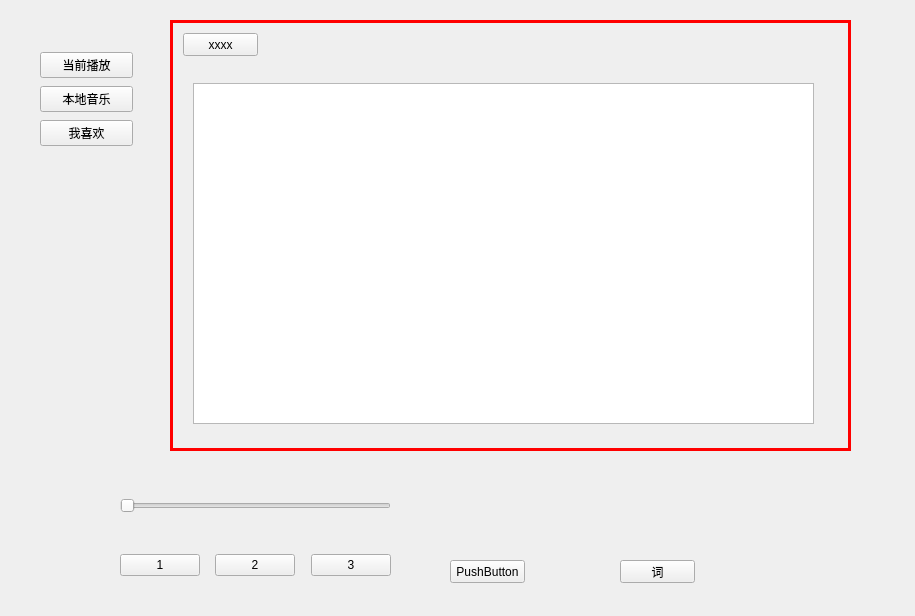
This is qtmusic/mainwidget.ui in jianba/qtmusic as Qt 5 draws it before an edit. The edited form follows.
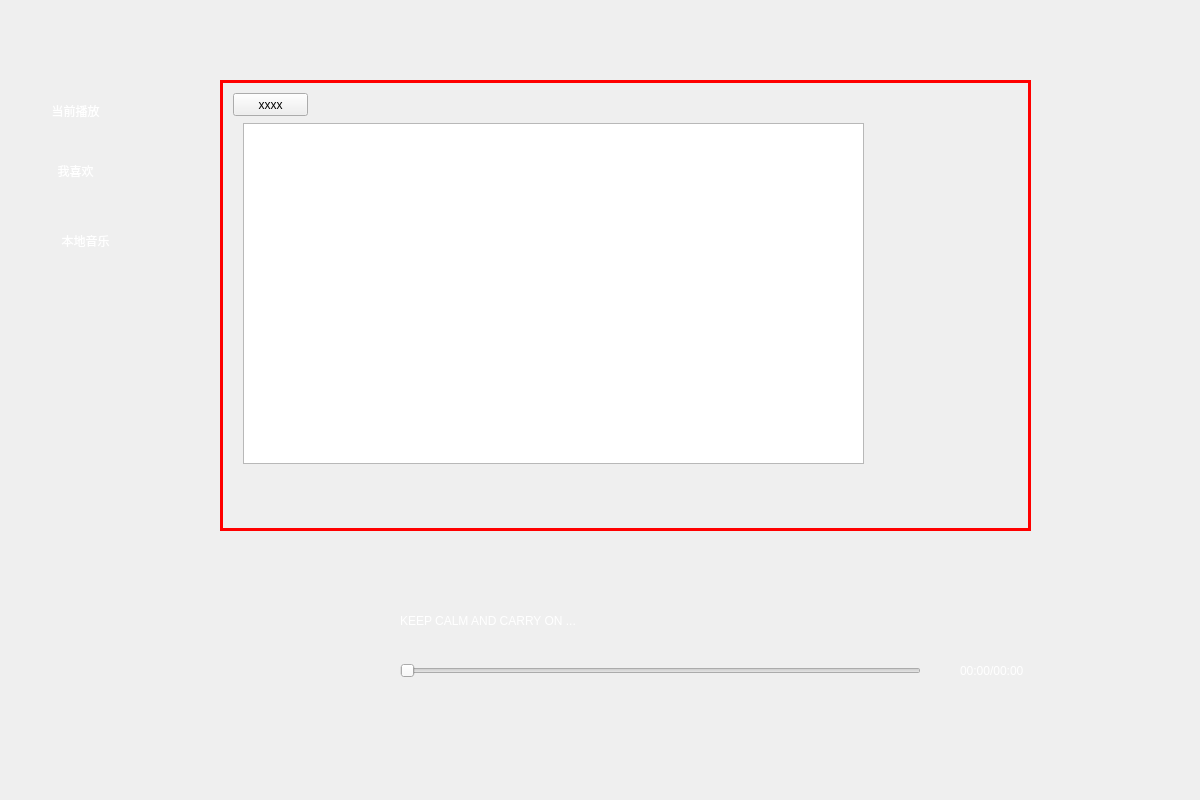
This is the edited form. The open tabs and pages were chosen to show the change. Icons and pictures are not drawn. Custom widgets are drawn as their Qt base class.

Diff of the .ui file:
```diff
--- a/qtmusic/mainwidget.ui
+++ b/qtmusic/mainwidget.ui
@@ -6,20 +6,27 @@
    <rect>
     <x>0</x>
     <y>0</y>
-    <width>915</width>
-    <height>616</height>
+    <width>1200</width>
+    <height>800</height>
    </rect>
   </property>
   <property name="windowTitle">
    <string>Form</string>
   </property>
+  <property name="styleSheet">
+   <string notr="true">QWidget#MainWidget{
+border-radius:10px;
+border-image: url(:/image/image/background/default.jpg);
+}
+</string>
+  </property>
   <widget class="QStackedWidget" name="stackedWidget">
    <property name="geometry">
     <rect>
-     <x>170</x>
-     <y>20</y>
-     <width>681</width>
-     <height>431</height>
+     <x>220</x>
+     <y>80</y>
+     <width>811</width>
+     <height>451</height>
     </rect>
    </property>
    <property name="styleSheet">
@@ -71,7 +78,7 @@
      <property name="geometry">
       <rect>
        <x>20</x>
-       <y>60</y>
+       <y>40</y>
        <width>621</width>
        <height>341</height>
       </rect>
@@ -179,48 +186,39 @@
     </widget>
    </widget>
   </widget>
-  <widget class="QWidget" name="widget" native="true">
-   <property name="geometry">
-    <rect>
-     <x>40</x>
-     <y>50</y>
-     <width>93</width>
-     <height>99</height>
-    </rect>
-   </property>
-   <layout class="QVBoxLayout" name="verticalLayout">
-    <item>
-     <widget class="QPushButton" name="btnCurMusic">
-      <property name="text">
-       <string>当前播放</string>
-      </property>
-     </widget>
-    </item>
-    <item>
-     <widget class="QPushButton" name="btnLocalMusic">
-      <property name="text">
-       <string>本地音乐</string>
-      </property>
-     </widget>
-    </item>
-    <item>
-     <widget class="QPushButton" name="btnFavorMusic">
-      <property name="text">
-       <string>我喜欢</string>
-      </property>
-     </widget>
-    </item>
-   </layout>
-  </widget>
   <widget class="QSlider" name="positionSlider">
    <property name="geometry">
     <rect>
-     <x>120</x>
-     <y>490</y>
-     <width>271</width>
-     <height>31</height>
+     <x>400</x>
+     <y>660</y>
+     <width>521</width>
+     <height>21</height>
     </rect>
    </property>
+   <property name="styleSheet">
+    <string notr="true">QSlider::add-page:Horizontal\n
+{     \nbackground-color: rgba(255, 255, 255,150);\n
+		height:4px;  \n
+}
+
+\nQSlider::sub-page:Horizontal   \n
+{  
+	\nbackground-color: rgb(255, 255, 255);\n
+	height:4px;\n
+}
+\nQSlider::groove:Horizontal   \n
+	{ 
+		\nbackground:transparent; 
+		\nheight:4px;\n
+	}  \n
+	QSlider::handle:Horizontal\n
+	{ 
+		\nheight:16px; 
+		\nwidth:16px; 
+		\nborder-image:url(:/image/image/image/sliderHandle.png);
+		\nmargin: -6 0px; \n
+	}\n      \n</string>
+   </property>
    <property name="orientation">
     <enum>Qt::Horizontal</enum>
    </property>
@@ -228,17 +226,37 @@
   <widget class="QWidget" name="horizontalLayoutWidget">
    <property name="geometry">
     <rect>
-     <x>120</x>
-     <y>540</y>
-     <width>271</width>
-     <height>51</height>
+     <x>400</x>
+     <y>710</y>
+     <width>221</width>
+     <height>81</height>
     </rect>
    </property>
    <layout class="QHBoxLayout" name="horizontalLayout">
     <item>
      <widget class="QPushButton" name="btnPre">
+      <property name="styleSheet">
+       <string notr="true">QPushButton
+{
+background-image: url(:/image/image/image/pre.png);
+background-repeat:no-repeat;
+background-position:center center;
+border:none;
+}
+QPushButton:hover{
+background-image: url(:/image/image/image-hover/pre-hover.png);
+background-repeat:no-repeat;
+background-position:center center;
+}
+QPushButton:pressed{
+background-image: url(:/image/image/image/pre.png);
+background-repeat:no-repeat;
+background-position:center center;
+}
+</string>
+      </property>
       <property name="text">
-       <string>1</string>
+       <string/>
       </property>
      </widget>
     </item>
@@ -257,8 +275,30 @@
     </item>
     <item>
      <widget class="QPushButton" name="btnPlay">
+      <property name="styleSheet">
+       <string notr="true">QPushButton
+{
+background-image: url(:/image/image/image/pase.png);
+background-repeat:no-repeat;
+background-position:center center;
+border:none;
+}
+
+QPushButton:hover{
+background-image: url(:/image/image/image-hover/pase-hover.png);
+background-repeat:no-repeat;
+background-position:center center;
+}
+
+QPushButton:pressed{
+background-image: url(:/image/image/image/pase.png);
+background-repeat:no-repeat;
+background-position:center center;
+}
+</string>
+      </property>
       <property name="text">
-       <string>2</string>
+       <string/>
       </property>
      </widget>
     </item>
@@ -277,8 +317,31 @@
     </item>
     <item>
      <widget class="QPushButton" name="btnNext">
+      <property name="enabled">
+       <bool>true</bool>
+      </property>
+      <property name="styleSheet">
+       <string notr="true">QPushButton
+{
+background-image: url(:/image/image/image/next.png);
+background-repeat:no-repeat;
+background-position:center center;
+border:none;
+}
+QPushButton:hover{
+background-image: url(:/image/image/image-hover/next-hover.png);
+background-repeat:no-repeat;
+background-position:center center;
+}
+QPushButton:pressed{
+background-image: url(:/image/image/image/next.png);
+background-repeat:no-repeat;
+background-position:center center;
+}
+</string>
+      </property>
       <property name="text">
-       <string>3</string>
+       <string/>
       </property>
      </widget>
     </item>
@@ -287,27 +350,344 @@
   <widget class="QPushButton" name="btnAdd">
    <property name="geometry">
     <rect>
-     <x>450</x>
-     <y>560</y>
-     <width>75</width>
-     <height>23</height>
+     <x>890</x>
+     <y>720</y>
+     <width>41</width>
+     <height>41</height>
     </rect>
    </property>
    <property name="text">
-    <string>PushButton</string>
+    <string/>
+   </property>
+   <property name="icon">
+    <iconset resource="image.qrc">
+     <normaloff>:/image/image/image/addFromLocal.png</normaloff>:/image/image/image/addFromLocal.png</iconset>
+   </property>
+   <property name="iconSize">
+    <size>
+     <width>30</width>
+     <height>30</height>
+    </size>
+   </property>
+   <property name="flat">
+    <bool>true</bool>
    </property>
   </widget>
   <widget class="QPushButton" name="btnLyric">
    <property name="geometry">
     <rect>
-     <x>620</x>
-     <y>560</y>
-     <width>75</width>
-     <height>23</height>
+     <x>800</x>
+     <y>720</y>
+     <width>41</width>
+     <height>41</height>
     </rect>
    </property>
    <property name="text">
-    <string>词</string>
+    <string/>
+   </property>
+   <property name="icon">
+    <iconset resource="image.qrc">
+     <normaloff>:/image/image/image/lyric.png</normaloff>:/image/image/image/lyric.png</iconset>
+   </property>
+   <property name="iconSize">
+    <size>
+     <width>30</width>
+     <height>30</height>
+    </size>
+   </property>
+   <property name="flat">
+    <bool>true</bool>
+   </property>
+  </widget>
+  <widget class="QPushButton" name="btnCurMusic">
+   <property name="geometry">
+    <rect>
+     <x>10</x>
+     <y>90</y>
+     <width>131</width>
+     <height>41</height>
+    </rect>
+   </property>
+   <property name="styleSheet">
+    <string notr="true">QPushButton
+{
+color:rgb(255, 255, 255);
+border-radius:0px;
+background-color: rgba(255, 255, 255,0);
+background-repeat:no-repeat;
+border:none;
+background-position:center center;
+}
+QPushButton:hover{
+	background-color: rgb(255, 255, 255,100);
+}
+QPushButton:pressed{
+background-color: rgba(95, 95, 95,100);
+border-color:rgba(255,255,255,30);
+border-style:inset;
+color:rgb(255, 255, 255);
+}
+</string>
+   </property>
+   <property name="text">
+    <string>当前播放</string>
+   </property>
+   <property name="icon">
+    <iconset resource="image.qrc">
+     <normaloff>:/image/image/image/current-music.png</normaloff>:/image/image/image/current-music.png</iconset>
+   </property>
+   <property name="iconSize">
+    <size>
+     <width>30</width>
+     <height>30</height>
+    </size>
+   </property>
+   <property name="flat">
+    <bool>true</bool>
+   </property>
+  </widget>
+  <widget class="QPushButton" name="btnFavorMusic">
+   <property name="geometry">
+    <rect>
+     <x>10</x>
+     <y>150</y>
+     <width>131</width>
+     <height>41</height>
+    </rect>
+   </property>
+   <property name="styleSheet">
+    <string notr="true">QPushButton
+{
+color:rgb(255, 255, 255);
+border-radius:0px;
+background-color: rgba(255, 255, 255,0);
+background-repeat:no-repeat;
+border:none;
+background-position:center center;
+}
+QPushButton:hover{
+	background-color: rgb(255, 255, 255,100);
+}
+QPushButton:pressed{
+background-color: rgba(95, 95, 95,100);
+border-color:rgba(255,255,255,30);
+border-style:inset;
+color:rgb(255, 255, 255);
+}
+</string>
+   </property>
+   <property name="text">
+    <string>我喜欢</string>
+   </property>
+   <property name="icon">
+    <iconset resource="image.qrc">
+     <normaloff>:/image/image/image/local-music.png</normaloff>:/image/image/image/local-music.png</iconset>
+   </property>
+   <property name="iconSize">
+    <size>
+     <width>30</width>
+     <height>30</height>
+    </size>
+   </property>
+  </widget>
+  <widget class="QPushButton" name="btnLocalMusic">
+   <property name="geometry">
+    <rect>
+     <x>20</x>
+     <y>220</y>
+     <width>131</width>
+     <height>41</height>
+    </rect>
+   </property>
+   <property name="styleSheet">
+    <string notr="true">QPushButton
+{
+color:rgb(255, 255, 255);
+border-radius:0px;
+background-color: rgba(255, 255, 255,0);
+background-repeat:no-repeat;
+border:none;
+background-position:center center;
+}
+QPushButton:hover{
+	background-color: rgb(255, 255, 255,100);
+}
+QPushButton:pressed{
+background-color: rgba(95, 95, 95,100);
+border-color:rgba(255,255,255,30);
+border-style:inset;
+color:rgb(255, 255, 255);
+}
+</string>
+   </property>
+   <property name="text">
+    <string>本地音乐</string>
+   </property>
+   <property name="icon">
+    <iconset resource="image.qrc">
+     <normaloff>:/image/image/image/favo-music.png</normaloff>:/image/image/image/favo-music.png</iconset>
+   </property>
+   <property name="iconSize">
+    <size>
+     <width>30</width>
+     <height>30</height>
+    </size>
+   </property>
+  </widget>
+  <widget class="QLabel" name="coverLabel">
+   <property name="geometry">
+    <rect>
+     <x>200</x>
+     <y>600</y>
+     <width>161</width>
+     <height>161</height>
+    </rect>
+   </property>
+   <property name="text">
+    <string/>
+   </property>
+   <property name="pixmap">
+    <pixmap resource="image.qrc">:/image/image/image/non-music.png</pixmap>
+   </property>
+   <property name="scaledContents">
+    <bool>true</bool>
+   </property>
+  </widget>
+  <widget class="QLabel" name="infoLabel">
+   <property name="geometry">
+    <rect>
+     <x>400</x>
+     <y>610</y>
+     <width>631</width>
+     <height>21</height>
+    </rect>
+   </property>
+   <property name="styleSheet">
+    <string notr="true">color:rgb(255, 255, 255);</string>
+   </property>
+   <property name="text">
+    <string>KEEP CALM AND CARRY ON ...</string>
+   </property>
+  </widget>
+  <widget class="QPushButton" name="btnPlayMode">
+   <property name="geometry">
+    <rect>
+     <x>710</x>
+     <y>720</y>
+     <width>35</width>
+     <height>41</height>
+    </rect>
+   </property>
+   <property name="styleSheet">
+    <string notr="true">QPushButton
+{
+background-image: url(:/image/image/image/loop.png);
+background-repeat:no-repeat;
+background-position:center center;
+border:none;
+}
+
+QPushButton:hover{
+background-image: url(:/image/image/image-hover/loop-hover.png);
+background-repeat:no-repeat;
+background-position:center center;
+}
+
+QPushButton:pressed{
+background-image: url(:/image/image/image/loop.png);
+background-repeat:no-repeat;
+background-position:center center;
+}
+</string>
+   </property>
+   <property name="text">
+    <string/>
+   </property>
+  </widget>
+  <widget class="QLabel" name="positionLabel">
+   <property name="geometry">
+    <rect>
+     <x>960</x>
+     <y>660</y>
+     <width>141</width>
+     <height>21</height>
+    </rect>
+   </property>
+   <property name="styleSheet">
+    <string notr="true">color:rgb(255, 255, 255);</string>
+   </property>
+   <property name="text">
+    <string>00:00/00:00</string>
+   </property>
+  </widget>
+  <widget class="QPushButton" name="btnMin">
+   <property name="geometry">
+    <rect>
+     <x>1070</x>
+     <y>20</y>
+     <width>35</width>
+     <height>35</height>
+    </rect>
+   </property>
+   <property name="styleSheet">
+    <string notr="true">QPushButton
+{
+border-radius:0px;
+background-image: url(:/image/image/image/min.png);
+background-color: rgba(255, 255, 255,0);
+background-repeat:no-repeat;
+border:none;
+background-position:center center;
+}
+QPushButton:hover{
+	background-color: rgb(255, 255, 255,100);
+}
+QPushButton:pressed{
+background-color: rgba(95, 95, 95,100);
+border-color:rgba(255,255,255,30);
+border-style:inset;
+color:rgba(0,0,0,100);
+}
+</string>
+   </property>
+   <property name="text">
+    <string/>
+   </property>
+  </widget>
+  <widget class="QPushButton" name="btnQuit">
+   <property name="geometry">
+    <rect>
+     <x>1120</x>
+     <y>20</y>
+     <width>35</width>
+     <height>35</height>
+    </rect>
+   </property>
+   <property name="styleSheet">
+    <string notr="true">QPushButton
+{
+border-radius:0px;
+background-image: url(:/image/image/image/quit.png);
+background-repeat:no-repeat;
+border:none;
+background-position:center center;
+
+}
+QPushButton:hover{
+
+background-color: rgba(230,0,0,0.5);
+}
+QPushButton:pressed{
+background-color: rgba(95, 95, 95,100);
+border-color:rgba(255,255,255,30);
+border-style:inset;
+color:rgba(0,0,0,100);
+
+}
+</string>
+   </property>
+   <property name="text">
+    <string/>
    </property>
   </widget>
  </widget>
```
Left out of the diff: 14 changed lines with no effect on the pictures.
